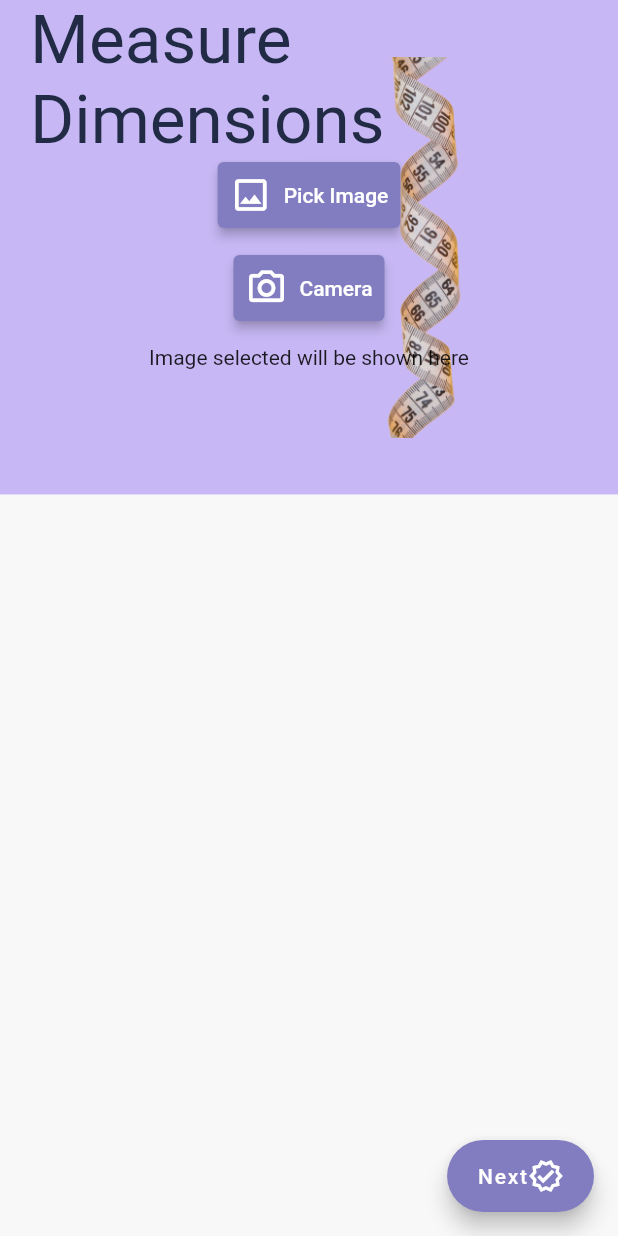
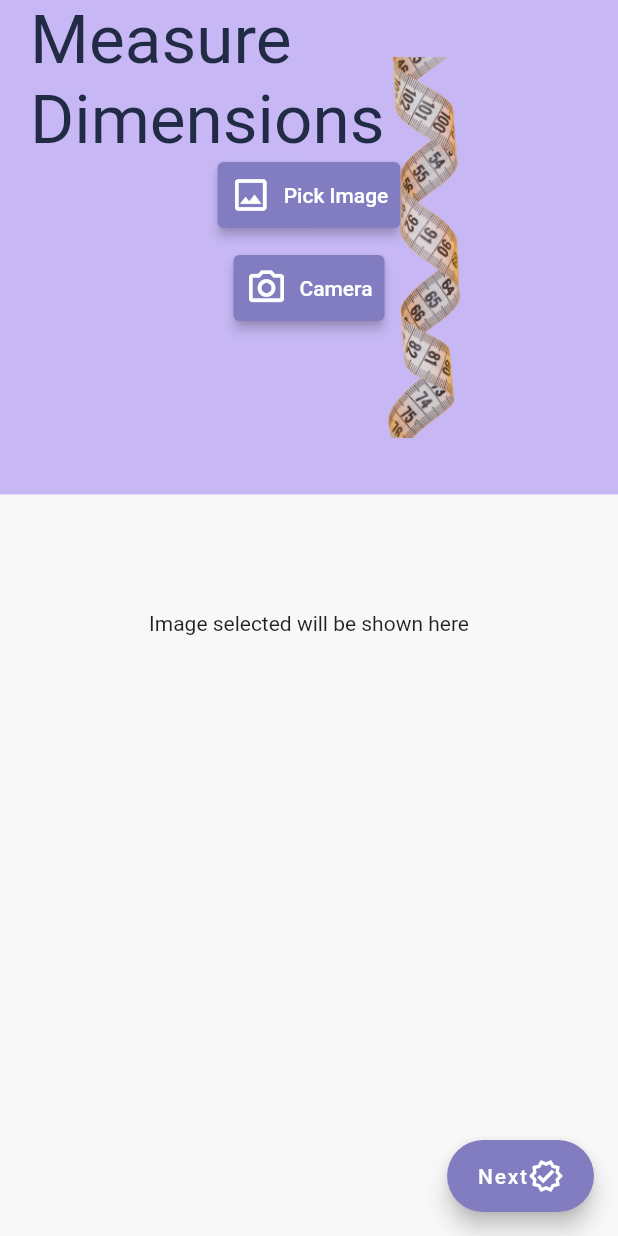
Before and after one commit to ShresthaUtsav03/lets-measure, a Flutter app: the ImageInputScreen screen opened by its route, on a phone screen of 412 x 824 dp. Run offline on Flutter 3.47's test engine with Material 2 defaults, Android fonts, the phone set to English and light mode, and no system bars; our stand-ins replace flutter_spinkit, flutter_svg, image_cropper, image_picker.

Commit message:
better ui and removed unwanted codes

```diff
--- a/lib/views/graphic_input.dart
+++ b/lib/views/graphic_input.dart
@@ -15,18 +15,10 @@ class ImageInputScreen extends StatefulWidget {
   State<ImageInputScreen> createState() => _ImageInputScreenState();
 }
 
-enum AppState {
-  free,
-  picked,
-  cropped,
-}
-
 class _ImageInputScreenState extends State<ImageInputScreen> {
   bool imageSelected = false;
   File? image;
   String errorMsg = "";
-  Widget next = SizedBox();
-  late AppState state = AppState.free;
 
   Future pickImage(ImageSource source) async {
     try {
@@ -39,7 +31,6 @@ class _ImageInputScreenState extends State<ImageInputScreen> {
       setState(() {
         this.image = imageTemporary;
         imageSelected = true;
-        state = AppState.picked;
       });
     } on PlatformException catch (e) {
       errorMsg = e.toString();
@@ -79,9 +70,7 @@ class _ImageInputScreenState extends State<ImageInputScreen> {
         ));
     if (croppedFile != null) {
       image = croppedFile;
-      setState(() {
-        state = AppState.cropped;
-      });
+      setState(() {});
     }
   }
 
@@ -163,7 +152,8 @@ class _ImageInputScreenState extends State<ImageInputScreen> {
                           ],
                         ),
                       )
-                    : const SizedBox(
+                    : SizedBox(
+                        height: size.height * 0.45,
                         child: Center(
                           child: Text('Image selected will be shown here'),
                         ),
```
